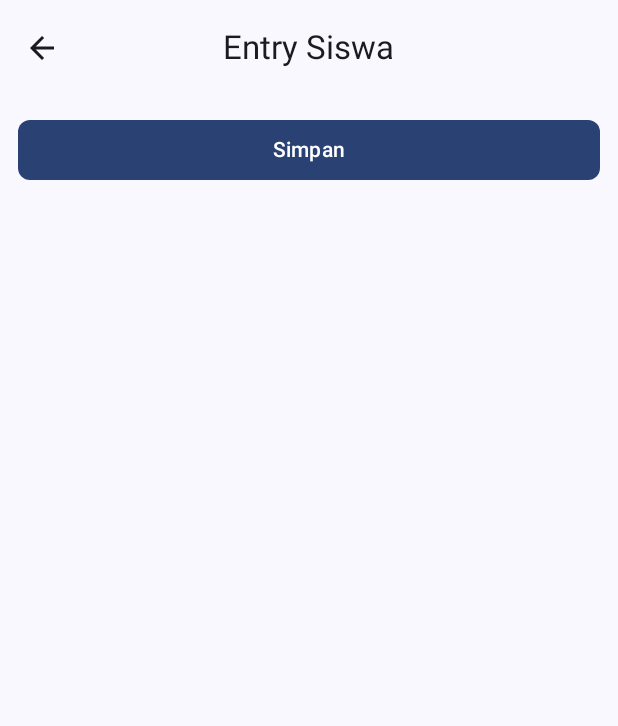
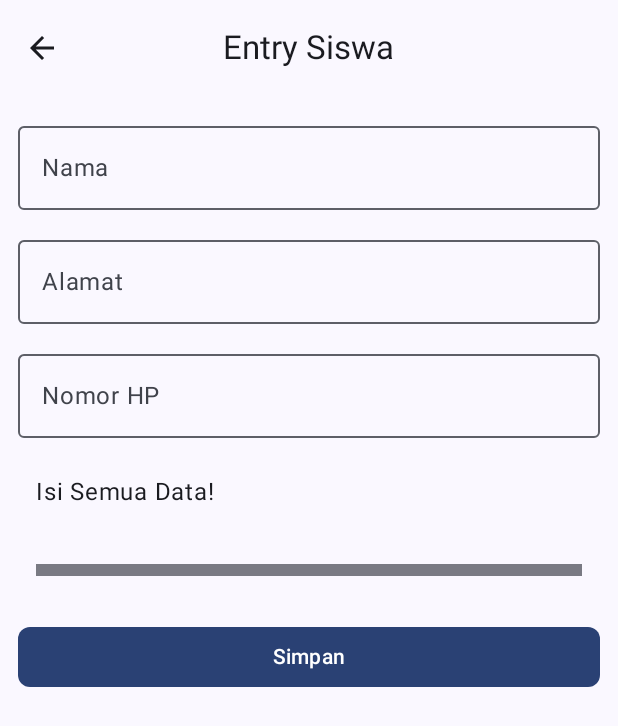
Before and after one commit to Thoreeq16/054_RestAPI, an Android app built with Jetpack Compose: the composable EntryKontakScreen shown on its own in the app's theme, on a phone screen of 412 x 824 dp. Shown: the top 726 px of the screen. Run offline under Robolectric (Android 15) with nearby library versions, the phone set to English and light mode, and no system bars; libraries missing offline, so code that uses them is left out: com.jakewharton.retrofit2; 3 statements that could not run were skipped.

```diff
--- a/app/src/main/java/com/example/pertemuan11/ui/kontak/screen/InsertScreen.kt
+++ b/app/src/main/java/com/example/pertemuan11/ui/kontak/screen/InsertScreen.kt
@@ -5,10 +5,13 @@ import androidx.compose.foundation.layout.Column
 import androidx.compose.foundation.layout.fillMaxWidth
 import androidx.compose.foundation.layout.padding
 import androidx.compose.foundation.rememberScrollState
+import androidx.compose.foundation.text.KeyboardOptions
 import androidx.compose.foundation.verticalScroll
 import androidx.compose.material3.Button
+import androidx.compose.material3.Divider
 import androidx.compose.material3.ExperimentalMaterial3Api
 import androidx.compose.material3.MaterialTheme
+import androidx.compose.material3.OutlinedTextField
 import androidx.compose.material3.Scaffold
 import androidx.compose.material3.Text
 import androidx.compose.material3.TopAppBarDefaults
@@ -16,6 +19,7 @@ import androidx.compose.runtime.Composable
 import androidx.compose.runtime.rememberCoroutineScope
 import androidx.compose.ui.Modifier
 import androidx.compose.ui.input.nestedscroll.nestedScroll
+import androidx.compose.ui.text.input.KeyboardType
 import androidx.compose.ui.unit.dp
 import androidx.lifecycle.viewmodel.compose.viewModel
 import com.example.pertemuan11.navigation.DestinasiNavigasi
@@ -94,6 +98,52 @@ fun EntryKontakBody(
     }
 }
 
-
+@OptIn(ExperimentalMaterial3Api::class)
 @Composable
-fun FormInputSiswa() {}
+fun FormInputSiswa(
+    insertUiEvent: InsertUiEvent,
+    modifier: Modifier = Modifier,
+    onValueChange: (InsertUiEvent) -> Unit = {},
+    enabled: Boolean = true
+) {
+    Column(
+        modifier = modifier,
+        verticalArrangement = Arrangement.spacedBy(12.dp)
+    ) {
+        OutlinedTextField(
+            value = insertUiEvent.nama,
+            onValueChange = { onValueChange(insertUiEvent.copy(nama = it)) },
+            label = { Text("Nama") },
+            modifier = Modifier.fillMaxWidth(),
+            enabled = enabled,
+            singleLine = true
+        )
+        OutlinedTextField(
+            value = insertUiEvent.alamat,
+            onValueChange = { onValueChange(insertUiEvent.copy(alamat = it)) },
+            label = { Text("Alamat") },
+            modifier = Modifier.fillMaxWidth(),
+            enabled = enabled,
+            singleLine = true
+        )
+        OutlinedTextField(
+            value = insertUiEvent.nohp,
+            onValueChange = { onValueChange(insertUiEvent.copy(nohp = it)) },
+            keyboardOptions = KeyboardOptions(keyboardType = KeyboardType.Number),
+            label = { Text("Nomor HP") },
+            modifier = Modifier.fillMaxWidth(),
+            enabled = enabled,
+            singleLine = true
+        )
+        if (enabled) {
+            Text(
+                text = "Isi Semua Data!",
+                modifier = Modifier.padding(12.dp)
+            )
+        }
+        Divider(
+            thickness = 8.dp,
+            modifier = Modifier.padding(12.dp)
+        )
+    }
+}
```
